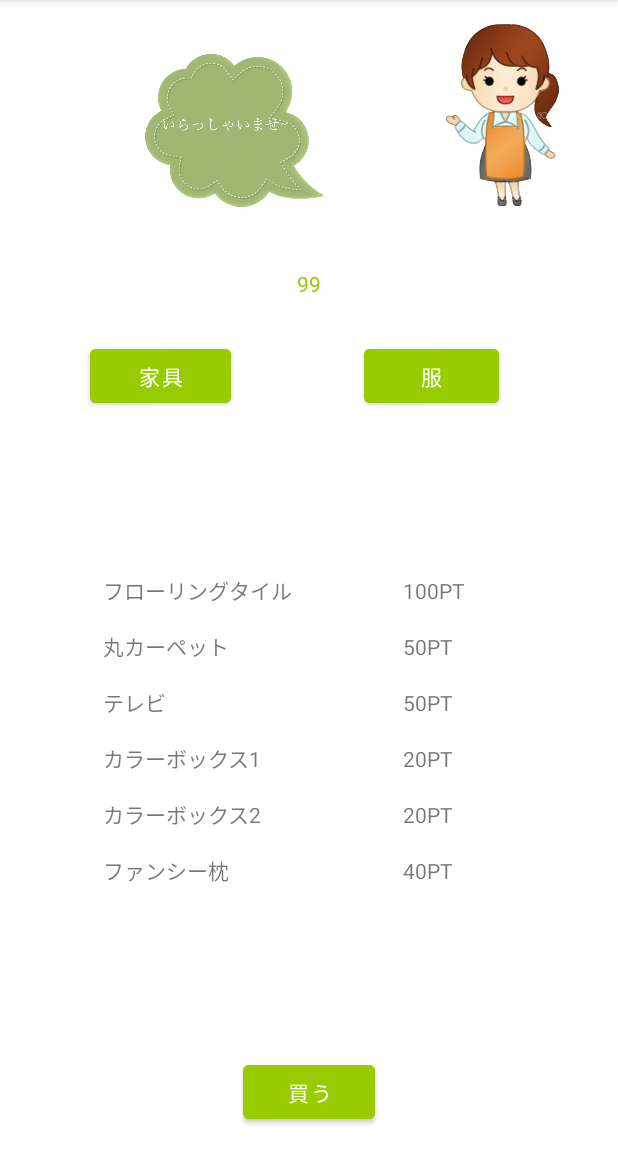
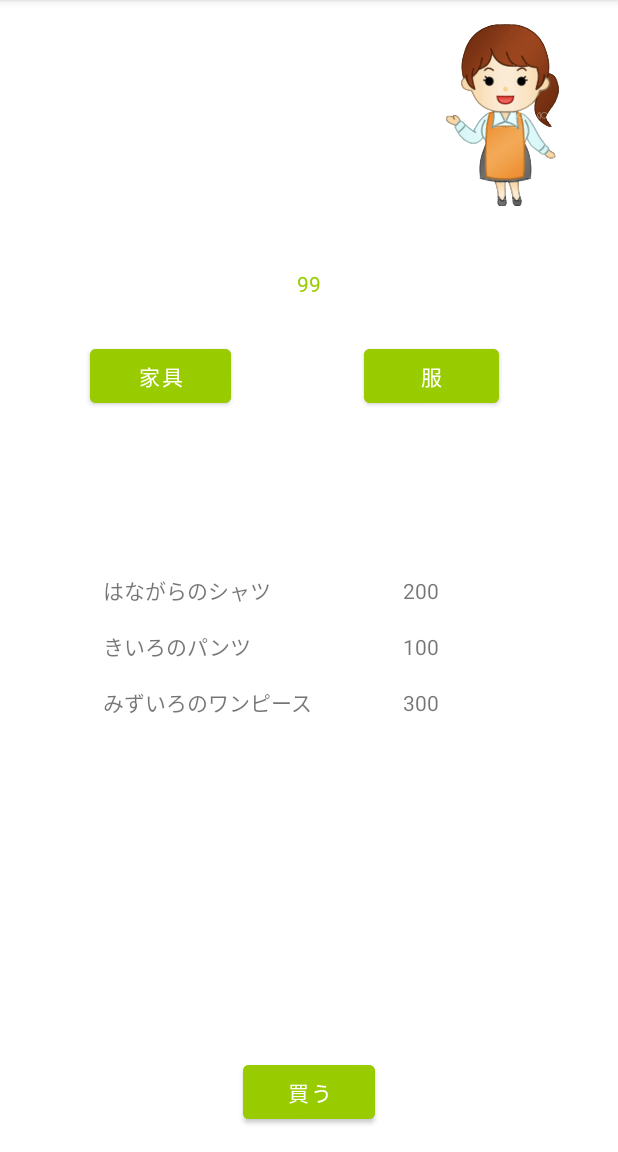
Before and after one commit to matsusaka-k/ON_project, an Android app: the Shop screen opened directly, with no data from a screen before it, after a tap on an icon or button, on a phone screen of 412 x 824 dp, the part 84-1236 px from its top. Run offline under Robolectric (Android 15) with nearby library versions, the phone set to English and light mode, and no system bars; 1 other tap on this screen came first.

Commit message:
プログラミング修正

```diff
--- a/app/src/main/java/jp/ac/ecc/se/on_project/ProductRecycleAdapter.java
+++ b/app/src/main/java/jp/ac/ecc/se/on_project/ProductRecycleAdapter.java
@@ -3,22 +3,29 @@ package jp.ac.ecc.se.on_project;
 import android.view.LayoutInflater;
 import android.view.View;
 import android.view.ViewGroup;
+import android.widget.ImageView;
 import android.widget.TextView;
 
 import androidx.annotation.NonNull;
+import androidx.appcompat.app.AppCompatActivity;
 import androidx.recyclerview.widget.RecyclerView;
 import java.util.ArrayList;
 import java.util.List;
 
 import kotlin.jvm.internal.Intrinsics;
 import org.jetbrains.annotations.NotNull;
+import org.w3c.dom.Text;
 
-public class ProductRecycleAdapter extends RecyclerView.Adapter<ProductRecycleAdapter.ViewHolder> {
+public class ProductRecycleAdapter extends RecyclerView.Adapter<ProductRecycleAdapter.ViewHolder>{
     public List<RowData> dataList;
+    public ImageView iv;
+    public AppCompatActivity activity;
 
-    public ProductRecycleAdapter(@NotNull List<RowData> dataList) {
+    public ProductRecycleAdapter(@NotNull List<RowData> dataList, ImageView iv, AppCompatActivity activity) {
         Intrinsics.checkNotNullParameter(dataList, "dataset");
         this.dataList = dataList;
+        this.iv = iv;
+        this.activity = activity;
     }
 
     @NotNull
@@ -34,7 +41,18 @@ public class ProductRecycleAdapter extends RecyclerView.Adapter<ProductRecycleAd
         System.out.println(rowData.getItemName());
         System.out.println(holder.itemNameTxt);
         holder.itemNameTxt.setText(rowData.getItemName());
-        holder.pointTxt.setText(rowData.getPoint());
+        holder.pointTxt.setText(""+rowData.getPoint());
+
+        holder.itemNameTxt.setOnClickListener(new View.OnClickListener() {
+            @Override
+            public void onClick(View v) {
+                int resId = activity.getResources().getIdentifier(rowData.getItemImage(), "drawable", activity.getPackageName());
+                System.out.println(resId);
+                System.out.println(rowData.getItemImage());
+                System.out.println(rowData.getItemName());
+                iv.setImageResource(resId);
+            }
+        });
     }
 
     public int getItemCount() {
--- a/app/src/main/java/jp/ac/ecc/se/on_project/RowData.java
+++ b/app/src/main/java/jp/ac/ecc/se/on_project/RowData.java
@@ -2,18 +2,24 @@ package jp.ac.ecc.se.on_project;
 
 public class RowData {
     String itemName;
-    String point;
+    int point;
+    String itemImage;
 
-    RowData(String itemName, String point){
+    RowData(String itemName, int point, String itemImage){
         this.itemName = itemName;
         this.point = point;
+        this.itemImage = itemImage;
     }
 
     public String getItemName() {
         return itemName;
     }
 
-    public String getPoint() {
+    public int getPoint() {
         return point;
     }
+
+    public String getItemImage() {
+        return itemImage;
+    }
 }
--- a/app/src/main/java/jp/ac/ecc/se/on_project/Shop.java
+++ b/app/src/main/java/jp/ac/ecc/se/on_project/Shop.java
@@ -5,11 +5,14 @@ import androidx.recyclerview.widget.LinearLayoutManager;
 import androidx.recyclerview.widget.RecyclerView;
 
 import android.content.Context;
+import android.database.Cursor;
 import android.database.sqlite.SQLiteDatabase;
 import android.database.sqlite.SQLiteOpenHelper;
 import android.os.Bundle;
 import android.view.View;
+import android.widget.ArrayAdapter;
 import android.widget.Button;
+import android.widget.ImageView;
 import android.widget.TextView;
 import android.widget.Toast;
 
@@ -25,27 +28,13 @@ public class Shop extends AppCompatActivity {
 
         //変数の初期化
         RecyclerView normal_rec = findViewById(R.id.recyclerView);
+        normal_rec.setLayoutManager(new LinearLayoutManager(this));
         Button kagubtn = findViewById(R.id.kagubtn);
         Button fukubtn = findViewById(R.id.fukubtn);
         Button kaubtn = findViewById(R.id.kaubtn);
-        TestOpenHelper helper = new TestOpenHelper(this);
-        SQLiteDatabase db = helper.getReadableDatabase();
+        ImageView imgView = findViewById(R.id.imgView);
 
-
-        // RecyclerViewに設定するリストを作成
-        List<RowData> planetArrayList = new ArrayList<>();
-
-        planetArrayList.add(new RowData("フローリングタイル","100PT"));
-        planetArrayList.add(new RowData("丸カーペット","50PT"));
-        planetArrayList.add(new RowData("テレビ","50PT"));
-        planetArrayList.add(new RowData("カラーボックス1","20PT"));
-        planetArrayList.add(new RowData("カラーボックス2","20PT"));
-        planetArrayList.add(new RowData("ファンシー枕","40PT"));
-
-        normal_rec.setLayoutManager(new LinearLayoutManager(this));
-        // 作成したlistをアダプターに渡し、RecyclerViewにアダプターを設定する
-        ProductRecycleAdapter adapter = new ProductRecycleAdapter(planetArrayList);
-        normal_rec.setAdapter(adapter);
+        //プリファレンスからユーザID取得
 
         TextView pointTextView = findViewById(R.id.point);
         int currentPoint = Integer.parseInt(pointTextView.getText().toString());
@@ -54,17 +43,71 @@ public class Shop extends AppCompatActivity {
         currentPoint--;
         pointTextView.setText(String.valueOf(currentPoint));
 
+        //↑sample用のデータ
+        //↓本番用(DB接続)のデータ
+
+        TestOpenHelper helper = new TestOpenHelper(this);
+        SQLiteDatabase db = helper.getReadableDatabase();
+        //アイテム表のINAME,PRICEを取得
+        String sql = "SELECT INAME,PRICE,TYPE,IMAGE FROM ITEM WHERE ITEM_ID NOT IN (SELECT ITEM_ID FROM USERITEM WHERE USER_ID = 'aki123')";
+        Cursor cursor = db.rawQuery(sql,null);
+
+        //INAMEの値だけ格納するリストを作成
+        List<String> ItemName = new ArrayList<String>();
+        //PRICEの値だけ格納するリストを作成
+        List<Integer> ItemPrice = new ArrayList<Integer>();
+        //TYPEの値だけ格納するリストを作成
+        List<Integer> ItemType = new ArrayList<Integer>();
+        //IMAGEの値だけ格納するリストを作成
+        List<String> ItemImage = new ArrayList<String>();
+        //何個レコードがあるか数えるカウント
+        int cnt=0;
+
+        if(cursor.moveToFirst()){ //1レコードずつ取得
+            do {
+                cnt++;
+                ItemName.add((cursor.getString(0)));
+                ItemPrice.add((cursor.getInt(1)));
+                ItemType.add((cursor.getInt(2)));
+                ItemImage.add((cursor.getString(3)));
+            }while (cursor.moveToNext());
+        }
+        cursor.close();
+
+        //最終的にRecyclerviewに表示させるためのデータを突っ込むリスト(家具)
+        List<RowData> furniture_List = new ArrayList<>();
+        //最終的にRecyclerviewに表示させるためのデータを突っ込むリスト(服)
+        List<RowData> clothes_ItemList = new ArrayList<>();
+
+
+        //取得したレコードをTypeごとに家具/服で振り分ける
+        for(int i=0;i<cnt;i++){
+            System.out.println("アイテムの種類：" + ItemType.get(i));
+            System.out.println("アイテムのイメージ：" + ItemImage.get(i));
+            switch (ItemType.get(i)){
+                case 1:
+                    furniture_List.add(new RowData(ItemName.get(i),ItemPrice.get(i),ItemImage.get(i)));
+                    break;
+                case 2:
+                    clothes_ItemList.add(new RowData(ItemName.get(i),ItemPrice.get(i),ItemImage.get(i)));
+                    break;
+            }
+        }
+
+        ProductRecycleAdapter flAdapter = new ProductRecycleAdapter(furniture_List, imgView, this);
+        ProductRecycleAdapter clAdapter = new ProductRecycleAdapter(clothes_ItemList, imgView, this);
+
         kagubtn.setOnClickListener(new View.OnClickListener() {
             @Override
             public void onClick(View v) {
-                SQLiteDatabase db = getApplicationContext().openOrCreateDatabase("Item_Table",Context.MODE_PRIVATE,null);
+                normal_rec.setAdapter(flAdapter);
             }
         });
 
         fukubtn.setOnClickListener(new View.OnClickListener() {
             @Override
             public void onClick(View v) {
-                SQLiteDatabase db = getApplicationContext().openOrCreateDatabase("Item_Table",Context.MODE_PRIVATE,null);
+                normal_rec.setAdapter(clAdapter);
             }
         });
 
@@ -74,7 +117,5 @@ public class Shop extends AppCompatActivity {
                 SQLiteDatabase db = getApplicationContext().openOrCreateDatabase("Item_Table",Context.MODE_PRIVATE,null);
             }
         });
-
-
     }
 }
--- a/app/src/main/java/jp/ac/ecc/se/on_project/TestOpenHelper.java
+++ b/app/src/main/java/jp/ac/ecc/se/on_project/TestOpenHelper.java
@@ -115,11 +115,12 @@ public class TestOpenHelper extends SQLiteOpenHelper {
         //Item
         db.execSQL("INSERT INTO item (INAME,PRICE,TYPE,CATEGORY,IMAGE) VALUES ('カラーボックス',100,1,4,'');");
         db.execSQL("INSERT INTO item (INAME,PRICE,TYPE,CATEGORY,IMAGE) VALUES ('うすがたテレビ',1000,1,8,'');");
-        db.execSQL("INSERT INTO item (INAME,PRICE,TYPE,CATEGORY,IMAGE) VALUES ('はながらのシャツ',200,1,1,'');");
-        db.execSQL("INSERT INTO item (INAME,PRICE,TYPE,CATEGORY,IMAGE) VALUES ('きいろのパンツ',100,1,2,'');");
-        db.execSQL("INSERT INTO item (INAME,PRICE,TYPE,CATEGORY,IMAGE) VALUES ('オシャレなハット',100,1,3,'');");
-        db.execSQL("INSERT INTO item (INAME,PRICE,TYPE,CATEGORY,IMAGE) VALUES ('ベージュのカーペット',300,1,5,'');");
-        db.execSQL("INSERT INTO item (INAME,PRICE,TYPE,CATEGORY,IMAGE) VALUES ('あおいろのソファ',400,1,2,'');");
+        db.execSQL("INSERT INTO item (INAME,PRICE,TYPE,CATEGORY,IMAGE) VALUES ('はながらのシャツ',200,2,1,'');");
+        db.execSQL("INSERT INTO item (INAME,PRICE,TYPE,CATEGORY,IMAGE) VALUES ('きいろのパンツ',100,2,2,'');");
+        db.execSQL("INSERT INTO item (INAME,PRICE,TYPE,CATEGORY,IMAGE) VALUES ('オシャレなハット',100,2,3,'');");
+        db.execSQL("INSERT INTO item (INAME,PRICE,TYPE,CATEGORY,IMAGE) VALUES ('ベージュのカーペット',300,1,5,'carpet_gray');");
+        db.execSQL("INSERT INTO item (INAME,PRICE,TYPE,CATEGORY,IMAGE) VALUES ('あおいろのソファ',400,1,2,'sofa_blue');");
+        db.execSQL("INSERT INTO item (INAME,PRICE,TYPE,CATEGORY,IMAGE) VALUES ('みずいろのワンピース',300,2,1,'shirt_green');");
     }
 
     /***
--- a/app/src/main/res/layout/activity_shop.xml
+++ b/app/src/main/res/layout/activity_shop.xml
@@ -62,7 +62,8 @@
         app:layout_constraintBottom_toTopOf="@+id/kaubtn"
         app:layout_constraintEnd_toEndOf="parent"
         app:layout_constraintHorizontal_bias="1.0"
-        app:layout_constraintStart_toStartOf="parent" />
+        app:layout_constraintStart_toStartOf="parent"
+        tools:listitem="@layout/recycler_rw" />
 
     <Button
         android:id="@+id/kaubtn"
@@ -76,21 +77,8 @@
         app:layout_constraintBottom_toBottomOf="parent"
         app:layout_constraintEnd_toEndOf="parent"
         app:layout_constraintHorizontal_bias="0.498"
-        app:layout_constraintStart_toStartOf="parent" />
-
-    <ImageView
-        android:id="@+id/imageView2"
-        android:layout_width="136dp"
-        android:layout_height="102dp"
-        android:layout_marginStart="70dp"
-        android:layout_marginTop="16dp"
-        android:layout_marginEnd="32dp"
-        android:layout_marginBottom="22dp"
-        app:layout_constraintBottom_toTopOf="@+id/point"
-        app:layout_constraintEnd_toStartOf="@+id/imageView"
         app:layout_constraintStart_toStartOf="parent"
-        app:layout_constraintTop_toTopOf="parent"
-        app:srcCompat="@drawable/txtbx3" />
+        />
 
     <ImageView
         android:id="@+id/imageView"
@@ -102,4 +90,18 @@
         app:layout_constraintTop_toTopOf="parent"
         app:srcCompat="@drawable/welcome" />
 
+    <ImageView
+        android:id="@+id/imgView"
+        android:layout_width="129dp"
+        android:layout_height="109dp"
+        android:layout_marginStart="50dp"
+        android:layout_marginTop="16dp"
+        android:layout_marginEnd="16dp"
+        android:layout_marginBottom="16dp"
+        app:layout_constraintBottom_toTopOf="@+id/point"
+        app:layout_constraintEnd_toStartOf="@+id/imageView"
+        app:layout_constraintStart_toStartOf="parent"
+        app:layout_constraintTop_toTopOf="parent"
+        tools:srcCompat="@tools:sample/avatars" />
+
 </androidx.constraintlayout.widget.ConstraintLayout>
```
Also changed, not shown: app/src/main/AndroidManifest.xml (+24 -8 lines), app/src/main/java/jp/ac/ecc/se/on_project/SentenceAdapter.java (added, +65 -0 lines), app/src/main/java/jp/ac/ecc/se/on_project/SettingActivity.java (+37 -1 lines), app/src/main/res/layout/activity_setting.xml (+90 -0 lines), app/src/main/res/drawable-v24/usericon.png (added), 1 other file.
